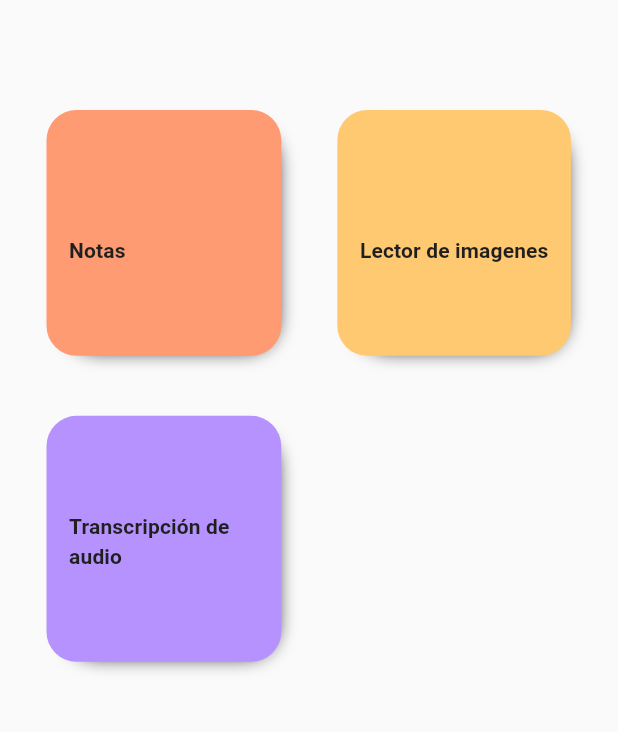
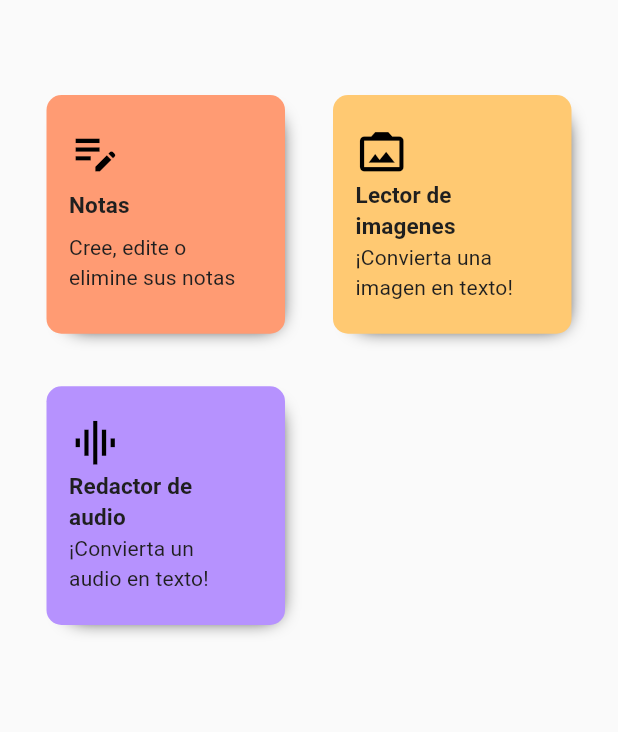
Before and after one commit to OsiNubis99/NoteApp-Frontend, a Flutter app: the HomeScreen screen opened by its route, on a phone screen of 412 x 824 dp, the part 64-796 px from its top. Run offline on Flutter 3.47's test engine with Material 2 defaults, Android fonts, the phone set to English and light mode, and no system bars; our stand-ins replace dio; missing offline and left inert: dart:ffi.

Commit message:
HomeScreen Details

```diff
--- a/lib/config/theme/app_theme.dart
+++ b/lib/config/theme/app_theme.dart
@@ -66,6 +66,14 @@ class AppTheme{
               fontWeight: FontWeight.bold,
               color: Color(0XFF1F1F1F),
           ),
+
+          titleMedium: TextStyle(
+              fontSize: 15.0,
+              //fontFamily:,
+              fontWeight: FontWeight.bold,
+              color: Color(0XFF1F1F1F),
+          ),
+
         ),
       );
 
--- a/lib/presentation/screens/home/home_screen.dart
+++ b/lib/presentation/screens/home/home_screen.dart
@@ -1,10 +1,9 @@
-
-
 import 'package:flutter/material.dart';
 import 'package:note_app_frontend/presentation/screens/note/noteList_screen.dart';
 import 'package:note_app_frontend/presentation/widgets/shared/sidebar_menu.dart';
 
 import '../../../config/theme/app_theme.dart';
+import '../../widgets/home/menu_cards.dart';
 import '../../widgets/shared/appBarMenu.dart';
 
 class HomeScreen extends StatefulWidget {
@@ -25,11 +24,10 @@ class _HomeScreenState extends State<HomeScreen> {
           children: <Widget>[
             SafeArea(
               child: GridView.count(
-                  padding: EdgeInsets.only(top: 60.0, left: 15, right: 15, bottom: 20),
+                  padding: EdgeInsets.only(top: 50.0, left: 15, right: 15, bottom: 20),
                     crossAxisCount: 2,
-                    childAspectRatio: 1.15,
-                    crossAxisSpacing: 5,
-                    mainAxisSpacing: 40,
+                    childAspectRatio: 1.2,
+                    mainAxisSpacing: 35,
                     children: <Widget>[
 
                       //NOTAS
@@ -42,6 +40,8 @@ class _HomeScreenState extends State<HomeScreen> {
                         child: const OptionCard(
                           title: "Notas                         ",
                           theme: AppTheme.note_1,
+                          icono: Icons.edit_note,
+                          body: "Cree, edite o elimine sus notas"
                         ),
                       ),
 
@@ -49,13 +49,15 @@ class _HomeScreenState extends State<HomeScreen> {
                       //OCRCAM
                       MaterialButton(
                         onPressed: () {
-                          final route = MaterialPageRoute(builder: (context) => const NoteListScreen());
-                          Navigator.pushReplacement(context, route);
+/*                           final route = MaterialPageRoute(builder: (context) => const Screen());
+                          Navigator.pushReplacement(context, route); */
                         },
 
                         child: const OptionCard(
                           title: "Lector de imagenes",
                           theme: AppTheme.note_2,
+                          icono: Icons.photo_camera_back,
+                          body: "¡Convierta una imagen en texto!"
                         ),
                       ),
 
@@ -63,13 +65,15 @@ class _HomeScreenState extends State<HomeScreen> {
                       //AUDIO CAPTURE
                       MaterialButton(
                         onPressed: () {
-                          final route = MaterialPageRoute(builder: (context) => const NoteListScreen());
-                          Navigator.pushReplacement(context, route);
+/*                           final route = MaterialPageRoute(builder: (context) => const Screen());
+                          Navigator.pushReplacement(context, route); */
                         },
 
                         child: const OptionCard(
-                          title: "Transcripción de audio",
+                          title: "Redactor de audio",
                           theme: AppTheme.note_3,
+                          icono: Icons.multitrack_audio_outlined,
+                          body: "¡Convierta un audio en texto!"
                         ),
                       ),
 
@@ -82,47 +86,3 @@ class _HomeScreenState extends State<HomeScreen> {
     );
   }
 }
-
-
-
-class OptionCard extends StatelessWidget {
-  //final String icon;
-  final String title;
-  final Color theme;
-
-  const OptionCard({
-    super.key,
-    required this.title,
-    required this.theme,
-    //required this.icon,
-  });
-
-  @override
-  Widget build(BuildContext context) {
-    return Container(
-      padding: EdgeInsets.only(top: 50.0, left: 15, right: 15, bottom: 60),
-        decoration: BoxDecoration(
-        color: theme,
-        borderRadius: BorderRadius.circular(20),
-        boxShadow: const [BoxShadow(
-          offset: Offset(5, 5),
-          blurRadius: 10,
-          spreadRadius: -9,
-          color: AppTheme.text_dark
-        )]
-      ),
-            child: Column(
-              children: <Widget>[
-                const Spacer(),
-                //icono
-                //Spacer(),
-                Text(
-                  title,
-                  textAlign: TextAlign.start,
-                  style: AppTheme.lightTheme.textTheme.bodySmall,
-                )
-              ],
-      )
-    );
-  }
-}
--- /dev/null
+++ b/lib/presentation/widgets/home/menu_cards.dart
@@ -0,0 +1,54 @@
+import 'package:flutter/material.dart';
+import '../../../config/theme/app_theme.dart';
+
+class OptionCard extends StatelessWidget {
+  final IconData icono;
+  final String title;
+  final Color theme;
+  final String body;
+
+  const OptionCard({
+    super.key,
+    required this.title,
+    required this.theme, required this.icono, required this.body,
+  });
+
+  @override
+  Widget build(BuildContext context) {
+    return Container(
+      padding: EdgeInsets.only(top: 20.0, left: 15, right: 30, bottom: 20),
+        decoration: BoxDecoration(
+        color: theme,
+        borderRadius: BorderRadius.circular(10),
+        boxShadow: const [BoxShadow(
+          offset: Offset(5, 5),
+          blurRadius: 10,
+          spreadRadius: -9,
+          color: AppTheme.text_dark
+        )]
+      ),
+            child: Column(
+              children: <Widget>[
+                Container (
+                  alignment: Alignment.topLeft,
+                  child: Icon(
+                    icono,
+                    size:35.0,
+                    color: AppTheme.text_dark,
+                  )
+                ), const Spacer(),
+                Text(
+                  title,
+                  textAlign: TextAlign.start,
+                  style: AppTheme.lightTheme.textTheme.titleMedium,
+                ), const Spacer(),
+                Text(
+                  body,
+                  textAlign: TextAlign.start,
+                  style: AppTheme.lightTheme.textTheme.bodyMedium,
+                ),  const Spacer(),
+              ],
+      )
+    );
+  }
+}
```
Also changed, not shown: pubspec.lock.
